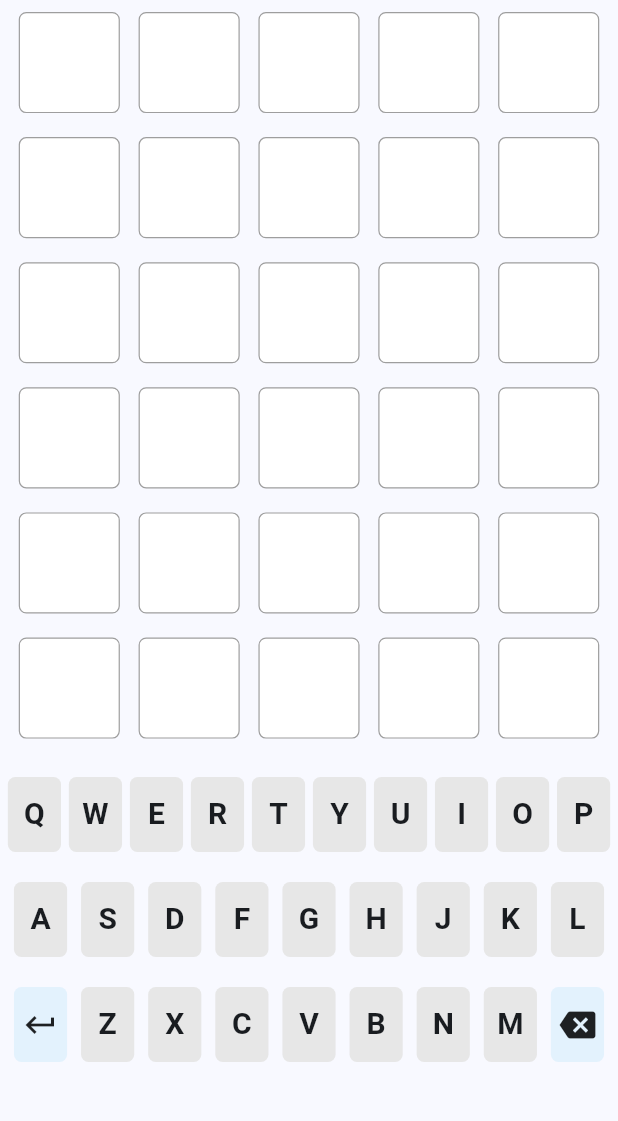
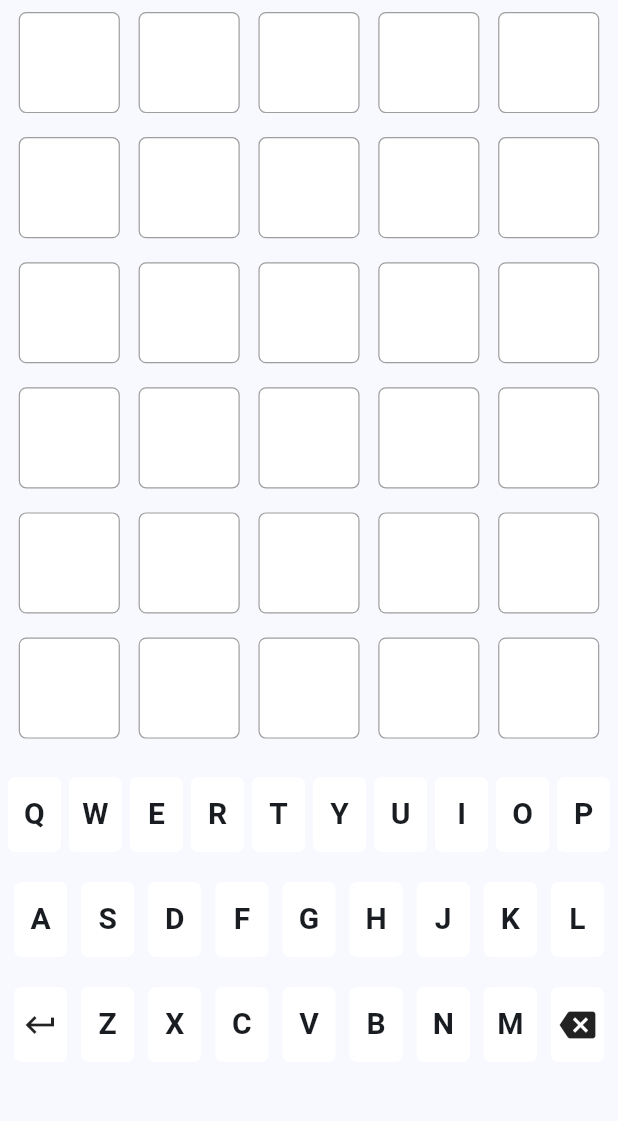
Before and after one commit to VaiosChr/wordle_clone, a Flutter app: the screen it shows after launch, on a phone screen of 412 x 824 dp, the part 84-1205 px from its top. Run offline on Flutter 3.47's test engine with Material 3 defaults, Android fonts, the phone set to English and light mode, and no system bars.

Commit message:
keyboard changing colors feature

```diff
--- a/lib/game_page.dart
+++ b/lib/game_page.dart
@@ -1,9 +1,9 @@
-import 'dart:math';
-
 import 'package:flutter/material.dart';
 import 'package:wordle_clone/include/classes.dart';
 import 'package:wordle_clone/include/keyboard.dart';
+import 'package:wordle_clone/include/keys.dart';
 import 'package:wordle_clone/include/words.dart';
+import 'package:wordle_clone/include/helpers.dart';
 
 class GamePage extends StatefulWidget {
   const GamePage({super.key});
@@ -13,20 +13,41 @@ class GamePage extends StatefulWidget {
 }
 
 class _GamePageState extends State<GamePage> {
-  final String _wordToGuess =
-      words[Random().nextInt(words.length)].toUpperCase();
   String _currentGuess = "";
-  int _row = 0;
-  int _col = 0;
+  int _row = 0, _col = 0;
 
-  final List<Word> _words = [
-    Word(letters: [Letter(), Letter(), Letter(), Letter(), Letter()]),
-    Word(letters: [Letter(), Letter(), Letter(), Letter(), Letter()]),
-    Word(letters: [Letter(), Letter(), Letter(), Letter(), Letter()]),
-    Word(letters: [Letter(), Letter(), Letter(), Letter(), Letter()]),
-    Word(letters: [Letter(), Letter(), Letter(), Letter(), Letter()]),
-    Word(letters: [Letter(), Letter(), Letter(), Letter(), Letter()]),
-  ];
+  final String _wordToGuess = getWordOftheDay();
+
+  final List<Word> _words = List.generate(
+    6,
+    (index) => Word(
+      letters: List.generate(
+        5,
+        (index) => Letter(),
+      ),
+    ),
+  );
+
+  final Keyboard keyboard = Keyboard(
+    keys: List.generate(
+      26,
+      (index) => KeyboardKey(
+        value: Text(
+          chars[index],
+          style: const TextStyle(
+            fontSize: 20.0,
+            fontWeight: FontWeight.bold,
+          ),
+        ),
+      ),
+    ),
+  );
+
+  // @override
+  // void initState() {
+  //   super.initState();
+
+  // }
 
   @override
   Widget build(BuildContext context) {
@@ -37,7 +58,8 @@ class _GamePageState extends State<GamePage> {
             WordView(word: _words[i]),
           },
           const Spacer(),
-          KeyboardWidget(
+          KeyboardView(
+            keyboard: keyboard,
             onLetterPress: onLetterPress,
             onEnterPress: onEnterPress,
             onBackspacePress: onBackspacePress,
@@ -92,21 +114,12 @@ class _GamePageState extends State<GamePage> {
   }
 
   void checkGuess() {
-    List<int> correctLetters = [];
-    List<int> semiCorrectLetters = [];
-
-    for (int i = 0; i < _wordToGuess.length; i++) {
-      int index = _wordToGuess.indexOf(_currentGuess[i]);
-      if (index != -1) {
-        if (index != i) {
-          semiCorrectLetters.add(i);
-        } else {
-          correctLetters.add(index);
-        }
-      }
-    }
+    List<List<int>> result = findMatchingIndices(_wordToGuess, _currentGuess);
+    List<int> correctLetters = result[0];
+    List<int> semiCorrectLetters = result[1];
 
     _words[_row].updateLetters(correctLetters, semiCorrectLetters);
+    keyboard.updateKeyColors(correctLetters, semiCorrectLetters, _currentGuess);
 
     if (_currentGuess == _wordToGuess) {
       ScaffoldMessenger.of(context).showSnackBar(
--- a/lib/include/classes.dart
+++ b/lib/include/classes.dart
@@ -1,18 +1,5 @@
 import 'package:flutter/material.dart';
-
-enum LetterStatus {
-  white,
-  grey,
-  yellow,
-  green,
-}
-
-List<Color> colors = [
-  Colors.white,
-  Colors.grey,
-  const Color.fromARGB(255, 205, 191, 65),
-  Colors.green,
-];
+import 'package:wordle_clone/include/helpers.dart';
 
 class Letter {
   String letter = "";
--- /dev/null
+++ b/lib/include/helpers.dart
@@ -0,0 +1,50 @@
+import 'dart:math';
+import 'package:flutter/material.dart';
+import 'package:wordle_clone/include/words.dart';
+
+enum LetterStatus {
+  white,
+  grey,
+  yellow,
+  green,
+}
+
+List<Color> colors = [
+  Colors.white,
+  Colors.grey,
+  const Color.fromARGB(255, 205, 191, 65),
+  Colors.green,
+];
+
+String getWordOftheDay() {
+  final now = DateTime.now();
+  final seed = now.year * 10000 + now.month * 100 + now.day;
+  final random = Random(seed);
+
+  return words[random.nextInt(words.length)].toUpperCase();
+}
+
+List<List<int>> findMatchingIndices(String wordToGuess, String currentGuess) {
+  List<int> correctLetters = [];
+  List<int> semiCorrectLetters = [];
+
+  for (int i = 0; i < wordToGuess.length; i++) {
+    List<int> matchingIndices = wordToGuess
+        .split('')
+        .asMap()
+        .entries
+        .where((entry) => entry.value == currentGuess[i])
+        .map((entry) => entry.key)
+        .toList();
+
+    if (matchingIndices.isNotEmpty) {
+      if (matchingIndices.contains(i)) {
+        correctLetters.add(i);
+      } else {
+        semiCorrectLetters.add(i);
+      }
+    }
+  }
+
+  return [correctLetters, semiCorrectLetters];
+}
--- a/lib/include/keyboard.dart
+++ b/lib/include/keyboard.dart
@@ -1,16 +1,25 @@
 import 'package:flutter/material.dart';
+import 'package:wordle_clone/include/helpers.dart';
 import 'package:wordle_clone/include/keys.dart';
 
-class KeyWidget extends StatelessWidget {
-  final Widget value;
+class KeyboardKey {
+  Widget value = const Text("");
+  LetterStatus status = LetterStatus.white;
+
+  KeyboardKey({
+    required this.value,
+    this.status = LetterStatus.white,
+  });
+}
+
+class KeyboardKeyView extends StatelessWidget {
+  final KeyboardKey keyboardKey;
   final void Function() onTap;
-  final Color backgroundColor;
 
-  const KeyWidget({
+  const KeyboardKeyView({
     super.key,
-    required this.value,
+    required this.keyboardKey,
     required this.onTap,
-    required this.backgroundColor,
   });
 
   @override
@@ -23,11 +32,11 @@ class KeyWidget extends StatelessWidget {
           width: MediaQuery.of(context).size.width / 11 - 2,
           height: 50,
           decoration: BoxDecoration(
-            color: backgroundColor,
+            color: colors[keyboardKey.status.index],
             borderRadius: BorderRadius.circular(5.0),
           ),
           child: Center(
-            child: value,
+            child: keyboardKey.value,
           ),
         ),
       ),
@@ -35,13 +44,41 @@ class KeyWidget extends StatelessWidget {
   }
 }
 
-class KeyboardWidget extends StatelessWidget {
+class Keyboard {
+  List<KeyboardKey> keys;
+
+  Keyboard({required this.keys});
+
+  void updateKeyColors(
+      List<int> correctLetters, List<int> semiCorrectLetters, String guess) {
+    for (int i = 0; i < guess.length; i++) {
+      if (correctLetters.contains(i)) {
+        keys[chars.indexOf(guess[i])].status = LetterStatus.green;
+      } else if (semiCorrectLetters.contains(i)) {
+        if (keys[chars.indexOf(guess[i])].status.index <
+            LetterStatus.green.index) {
+          keys[chars.indexOf(guess[i])].status = LetterStatus.yellow;
+        }
+      } else {
+        if (keys[chars.indexOf(guess[i])].status.index <
+            LetterStatus.grey.index) {
+          keys[chars.indexOf(guess[i])].status = LetterStatus.grey;
+        }
+      }
+    }
+  }
+}
+
+class KeyboardView extends StatelessWidget {
+  final Keyboard keyboard;
+
   final void Function(String) onLetterPress;
   final void Function() onEnterPress;
   final void Function() onBackspacePress;
 
-  const KeyboardWidget({
+  const KeyboardView({
     super.key,
+    required this.keyboard,
     required this.onLetterPress,
     required this.onEnterPress,
     required this.onBackspacePress,
@@ -56,18 +93,11 @@ class KeyboardWidget extends StatelessWidget {
           mainAxisAlignment: MainAxisAlignment.spaceEvenly,
           children: [
             for (int i = 0; i < 10; i++) ...{
-              KeyWidget(
-                value: Text(
-                  chars[i],
-                  style: const TextStyle(
-                    fontSize: 20.0,
-                    fontWeight: FontWeight.bold,
-                  ),
-                ),
+              KeyboardKeyView(
+                keyboardKey: keyboard.keys[i],
                 onTap: () {
                   onLetterPress(chars[i]);
                 },
-                backgroundColor: const Color.fromARGB(255, 231, 231, 231),
               ),
             },
           ],
@@ -76,18 +106,11 @@ class KeyboardWidget extends StatelessWidget {
           mainAxisAlignment: MainAxisAlignment.spaceEvenly,
           children: [
             for (int i = 10; i < 19; i++) ...{
-              KeyWidget(
-                value: Text(
-                  chars[i],
-                  style: const TextStyle(
-                    fontSize: 20.0,
-                    fontWeight: FontWeight.bold,
-                  ),
-                ),
+              KeyboardKeyView(
+                keyboardKey: keyboard.keys[i],
                 onTap: () {
                   onLetterPress(chars[i]);
                 },
-                backgroundColor: const Color.fromARGB(255, 231, 231, 231),
               ),
             },
           ],
@@ -95,30 +118,27 @@ class KeyboardWidget extends StatelessWidget {
         Row(
           mainAxisAlignment: MainAxisAlignment.spaceEvenly,
           children: [
-            KeyWidget(
-              value: const Icon(Icons.keyboard_return),
+            KeyboardKeyView(
+              keyboardKey: KeyboardKey(
+                value: const Icon(Icons.keyboard_return),
+                status: LetterStatus.white,
+              ),
               onTap: onEnterPress,
-              backgroundColor: const Color.fromARGB(255, 227, 242, 253),
             ),
             for (int i = 19; i < 26; i++) ...{
-              KeyWidget(
-                value: Text(
-                  chars[i],
-                  style: const TextStyle(
-                    fontSize: 20.0,
-                    fontWeight: FontWeight.bold,
-                  ),
-                ),
+              KeyboardKeyView(
+                keyboardKey: keyboard.keys[i],
                 onTap: () {
                   onLetterPress(chars[i]);
                 },
-                backgroundColor: const Color.fromARGB(255, 231, 231, 231),
               ),
             },
-            KeyWidget(
-              value: const Icon(Icons.backspace),
+            KeyboardKeyView(
+              keyboardKey: KeyboardKey(
+                value: const Icon(Icons.backspace),
+                status: LetterStatus.white,
+              ),
               onTap: onBackspacePress,
-              backgroundColor: const Color.fromARGB(255, 227, 242, 253),
             ),
           ],
         ),
@@ -126,3 +146,103 @@ class KeyboardWidget extends StatelessWidget {
     );
   }
 }
+
+// class KeyboardWidget extends StatefulWidget {
+//   final void Function(String) onLetterPress;
+//   final void Function() onEnterPress;
+//   final void Function() onBackspacePress;
+
+//   KeyboardWidget({
+//     super.key,
+//     required this.onLetterPress,
+//     required this.onEnterPress,
+//     required this.onBackspacePress,
+//   });
+
+//   @override
+//   State<KeyboardWidget> createState() => _KeyboardWidgetState();
+// }
+
+// class _KeyboardWidgetState extends State<KeyboardWidget> {
+//   final List<KeyWidget> _keys = [];
+
+//   void _buildKeys() {
+//     _keys.clear();
+//     for (int i = 0; i < chars.length; i++) {
+//       _keys.add(
+//         KeyWidget(
+//           value: Text(
+//             chars[i],
+//             style: const TextStyle(
+//               fontSize: 20.0,
+//               fontWeight: FontWeight.bold,
+//             ),
+//           ),
+//           onTap: () {
+//             widget.onLetterPress(chars[i]);
+//           },
+//           backgroundColor: const Color.fromARGB(255, 231, 231, 231),
+//         ),
+//       );
+//     }
+//   }
+
+//   @override
+//   Widget build(BuildContext context) {
+//     return Column(
+//       crossAxisAlignment: CrossAxisAlignment.center,
+//       children: [
+//         Row(
+//           mainAxisAlignment: MainAxisAlignment.spaceEvenly,
+//           children: [
+//             for (int i = 0; i < 10; i++) ...{
+//               _keys[i],
+//             },
+//           ],
+//         ),
+//         Row(
+//           mainAxisAlignment: MainAxisAlignment.spaceEvenly,
+//           children: [
+//             for (int i = 10; i < 19; i++) ...{
+//               _keys[i],
+//             },
+//           ],
+//         ),
+//         Row(
+//           mainAxisAlignment: MainAxisAlignment.spaceEvenly,
+//           children: [
+//             KeyWidget(
+//               value: const Icon(Icons.keyboard_return),
+//               onTap: widget.onEnterPress,
+//               backgroundColor: const Color.fromARGB(255, 227, 242, 253),
+//             ),
+//             for (int i = 19; i < 26; i++) ...{
+//               _keys[i],
+//             },
+//             KeyWidget(
+//               value: const Icon(Icons.backspace),
+//               onTap: widget.onBackspacePress,
+//               backgroundColor: const Color.fromARGB(255, 227, 242, 253),
+//             ),
+//           ],
+//         ),
+//       ],
+//     );
+//   }
+
+//   void updateKeyColors(
+//       List<int> correctLetters, List<int> semiCorrectLetters, String guess) {
+//     setState(() {
+//       for (int i = 0; i < guess.length; i++) {
+//         if (correctLetters.contains(i)) {
+//           _keys[chars.indexOf(guess[i])].backgroundColor = colors[3];
+//         } else if (semiCorrectLetters.contains(i)) {
+//           _keys[chars.indexOf(guess[i])].backgroundColor = colors[2];
+//         } else {
+//           _keys[chars.indexOf(guess[i])].backgroundColor = colors[1];
+//         }
+//       }
+//       _buildKeys();
+//     });
+//   }
+// }
```
